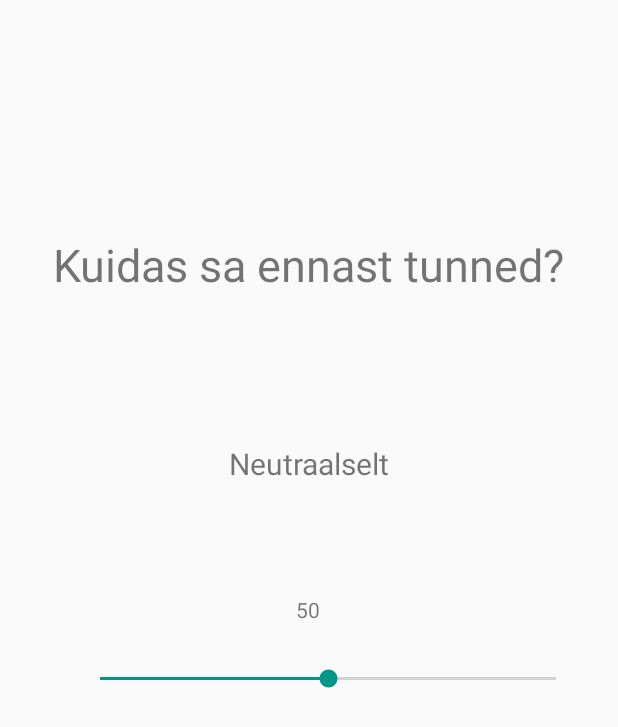
After one commit to hzuppur/FEEL, an Android app: the layout feeling_positivity.xml on its own in the app's theme, with its tools: preview values and no code run, on a phone screen of 412 x 824 dp. The commit adds this screen. Shown: the top 727 px of the screen. Run offline under Robolectric (Android 15) with nearby library versions, the phone set to English and light mode, and no system bars.

Commit message:
#5 added activity for feeling intensity scale

```diff
--- /dev/null
+++ b/app/src/main/res/layout/feeling_positivity.xml
@@ -0,0 +1,59 @@
+<?xml version="1.0" encoding="utf-8"?>
+<androidx.constraintlayout.widget.ConstraintLayout
+    xmlns:android="http://schemas.android.com/apk/res/android"
+    xmlns:app="http://schemas.android.com/apk/res-auto"
+    xmlns:tools="http://schemas.android.com/tools"
+    android:layout_width="match_parent"
+    android:layout_height="match_parent">
+
+    <TextView
+        android:id="@+id/textView2"
+        android:layout_width="wrap_content"
+        android:layout_height="wrap_content"
+        android:text="@string/how_feel_text"
+        android:textSize="30sp"
+        app:layout_constraintBottom_toBottomOf="parent"
+        app:layout_constraintEnd_toEndOf="parent"
+        app:layout_constraintHorizontal_bias="0.498"
+        app:layout_constraintStart_toStartOf="parent"
+        app:layout_constraintTop_toTopOf="parent"
+        app:layout_constraintVertical_bias="0.199"
+        tools:text="Kuidas sa ennast tunned?" />
+
+    <SeekBar
+        android:id="@+id/seekBar"
+        android:layout_width="336dp"
+        android:layout_height="64dp"
+        android:layout_marginTop="68dp"
+        android:progress="50"
+        app:layout_constraintBottom_toBottomOf="parent"
+        app:layout_constraintEnd_toEndOf="parent"
+        app:layout_constraintHorizontal_bias="0.666"
+        app:layout_constraintStart_toStartOf="parent"
+        app:layout_constraintTop_toBottomOf="@+id/textView2"
+        app:layout_constraintVertical_bias="0.315"
+        tools:ignore="MissingConstraints" />
+
+    <TextView
+        android:id="@+id/FeelingValue"
+        android:layout_width="wrap_content"
+        android:layout_height="wrap_content"
+        android:text="@string/FeelingValueNeutral"
+        android:textSize="20sp"
+        app:layout_constraintBottom_toTopOf="@+id/seekBar"
+        app:layout_constraintEnd_toEndOf="parent"
+        app:layout_constraintStart_toStartOf="parent"
+        app:layout_constraintTop_toBottomOf="@+id/textView2" />
+
+    <TextView
+        android:id="@+id/SeekBarProgress"
+        android:layout_width="wrap_content"
+        android:layout_height="wrap_content"
+        android:text="50"
+        app:layout_constraintBottom_toTopOf="@+id/seekBar"
+        app:layout_constraintEnd_toEndOf="parent"
+        app:layout_constraintHorizontal_bias="0.498"
+        app:layout_constraintStart_toStartOf="parent"
+        app:layout_constraintTop_toBottomOf="@+id/FeelingValue"
+        app:layout_constraintVertical_bias="0.941" />
+</androidx.constraintlayout.widget.ConstraintLayout>
--- a/app/src/main/res/values/strings.xml
+++ b/app/src/main/res/values/strings.xml
@@ -10,4 +10,9 @@
     <string name="menu_home">FEEL</string>
     <string name="menu_gallery">Gallery</string>
     <string name="menu_slideshow">Slideshow</string>
+    <string name="how_feel_text">Kuidas sa ennast tunned?</string>
+    <string name="start_button">Alusta</string>
+    <string name="FeelingValueNeutral">Neutraalselt</string>
+    <string name="FeelingValueGood">Hästi</string>
+    <string name="FeelingValueBad">Halvasti</string>
 </resources>
```
Also changed, not shown: app/src/main/java/com/example/feel/FeelPositivityActivity.kt (added, +46 -0 lines), app/src/main/java/com/example/feel/MainActivity.kt (+6 -2 lines), app/src/main/java/com/example/feel/ui/home/HomeFragment.kt (+23 -1 lines), app/src/main/res/layout/fragment_home.xml (+11 -1 lines), app/src/main/res/values/attrs_feeling_positivity.xml (added, +8 -0 lines).
